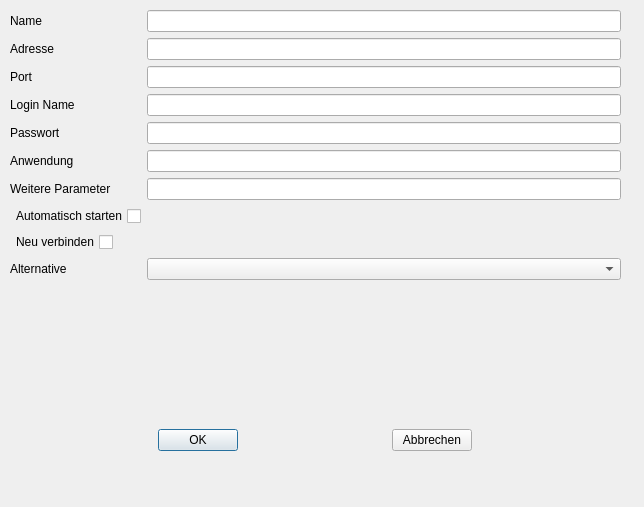
Qt form xtc/bin/dialogssh.ui (xtc-Thin-Client/xtcapp) before a commit.
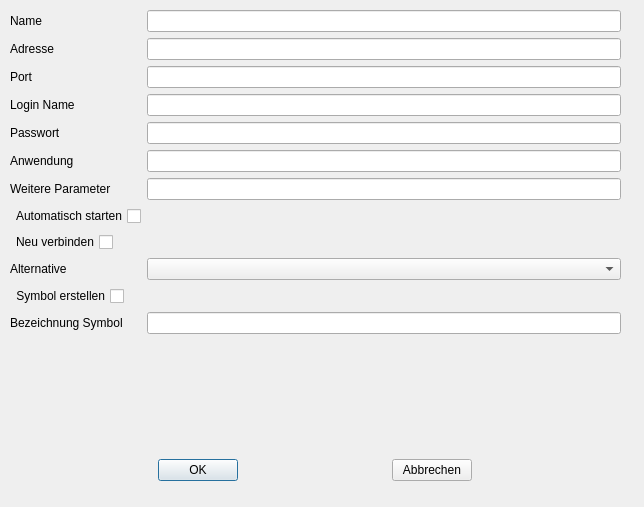
The same form after that commit.

```diff
--- a/xtc/bin/dialogssh.ui
+++ b/xtc/bin/dialogssh.ui
@@ -19,7 +19,7 @@
      <x>10</x>
      <y>10</y>
      <width>611</width>
-     <height>371</height>
+     <height>431</height>
     </rect>
    </property>
    <layout class="QFormLayout" name="formLayout">
@@ -123,15 +123,35 @@
     <item row="9" column="1">
      <widget class="QComboBox" name="sshInputAlternative"/>
     </item>
+    <item row="10" column="0">
+     <widget class="QCheckBox" name="sshInputIcon">
+      <property name="layoutDirection">
+       <enum>Qt::RightToLeft</enum>
+      </property>
+      <property name="text">
+       <string>Symbol erstellen</string>
+      </property>
+     </widget>
+    </item>
+    <item row="11" column="0">
+     <widget class="QLabel" name="sshLabelIconName">
+      <property name="text">
+       <string>Bezeichnung Symbol</string>
+      </property>
+     </widget>
+    </item>
+    <item row="11" column="1">
+     <widget class="QLineEdit" name="sshInputIconName"/>
+    </item>
    </layout>
   </widget>
   <widget class="QWidget" name="horizontalLayoutWidget">
    <property name="geometry">
     <rect>
      <x>10</x>
-     <y>400</y>
+     <y>450</y>
      <width>611</width>
-     <height>80</height>
+     <height>41</height>
     </rect>
    </property>
    <layout class="QHBoxLayout" name="horizontalLayout">
```
Left out of the diff: 1 changed line with no effect on the pictures.
